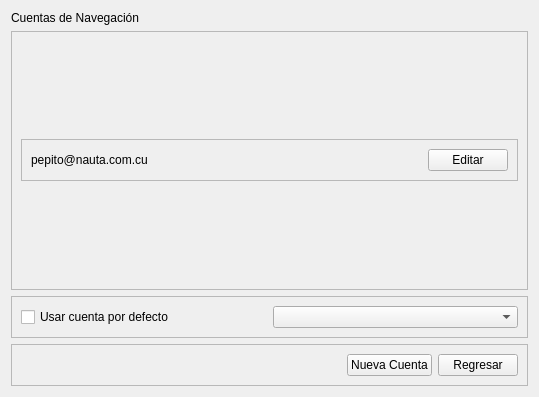
Qt form view/ui/account_list.ui (R0land013/blue-nauta) before a commit.
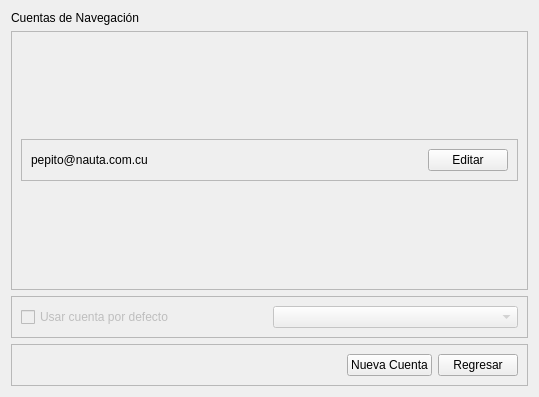
The same form after that commit.

Commit message: Feat: User can select an account as default

Diff of the .ui file:
```diff
--- a/view/ui/account_list.ui
+++ b/view/ui/account_list.ui
@@ -119,13 +119,20 @@
      <layout class="QHBoxLayout" name="horizontalLayout_3">
       <item>
        <widget class="QCheckBox" name="use_default_account_check_box">
+        <property name="enabled">
+         <bool>false</bool>
+        </property>
         <property name="text">
          <string>Usar cuenta por defecto</string>
         </property>
        </widget>
       </item>
       <item>
-       <widget class="QComboBox" name="default_account_combo_box"/>
+       <widget class="QComboBox" name="default_account_combo_box">
+        <property name="enabled">
+         <bool>false</bool>
+        </property>
+       </widget>
       </item>
      </layout>
     </widget>
```
The commit also changes 4 other files.
